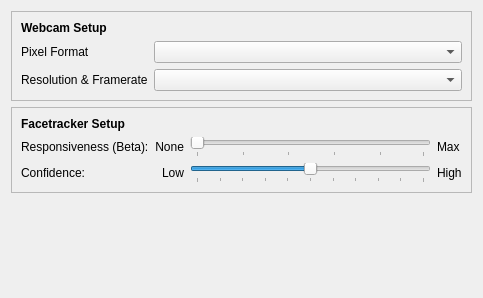
Before: the Qt Designer form src/qt_gui/l_wcft_setup.ui in StarTuz/linuxtrack-Qt6-Wayland, drawn with Qt 5.
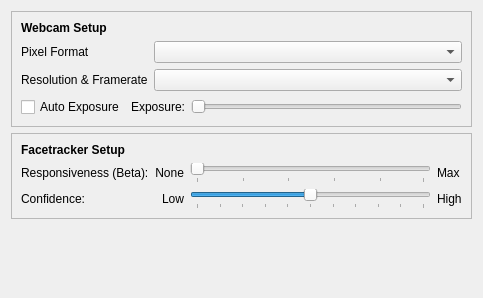
After: the same form once the commit is applied.

Commit message: feat: Implemented manual exposure control and reduced webcam latency

Diff of the .ui file:
```diff
--- a/src/qt_gui/l_wcft_setup.ui
+++ b/src/qt_gui/l_wcft_setup.ui
@@ -89,6 +89,37 @@
         </item>
        </layout>
       </item>
+      <item>
+       <layout class="QHBoxLayout" name="horizontalLayout_Exposure">
+        <item>
+         <widget class="QCheckBox" name="AutoExposure">
+          <property name="text">
+           <string>Auto Exposure</string>
+          </property>
+         </widget>
+        </item>
+        <item>
+         <widget class="QLabel" name="label_Exposure">
+          <property name="text">
+           <string>Exposure:</string>
+          </property>
+         </widget>
+        </item>
+        <item>
+         <widget class="QSlider" name="ExposureSlider">
+          <property name="enabled">
+           <bool>false</bool>
+          </property>
+          <property name="maximum">
+           <number>255</number>
+          </property>
+          <property name="orientation">
+           <enum>Qt::Horizontal</enum>
+          </property>
+         </widget>
+        </item>
+       </layout>
+      </item>
      </layout>
     </widget>
    </item>
```
The commit also changes 5 other files.
